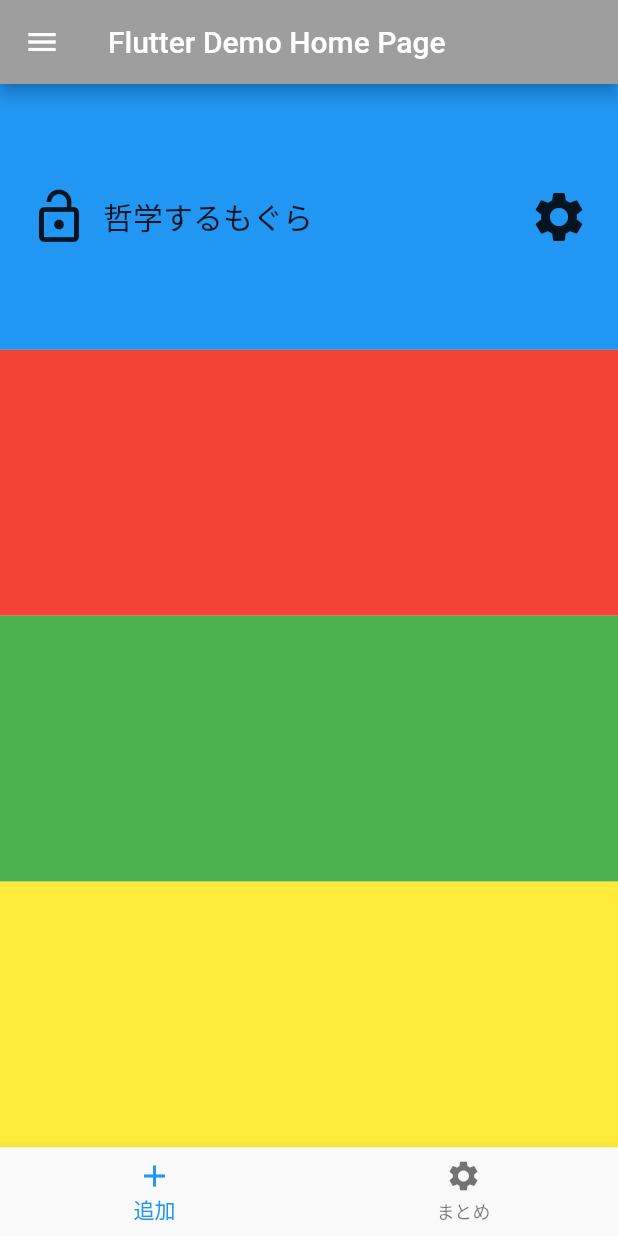
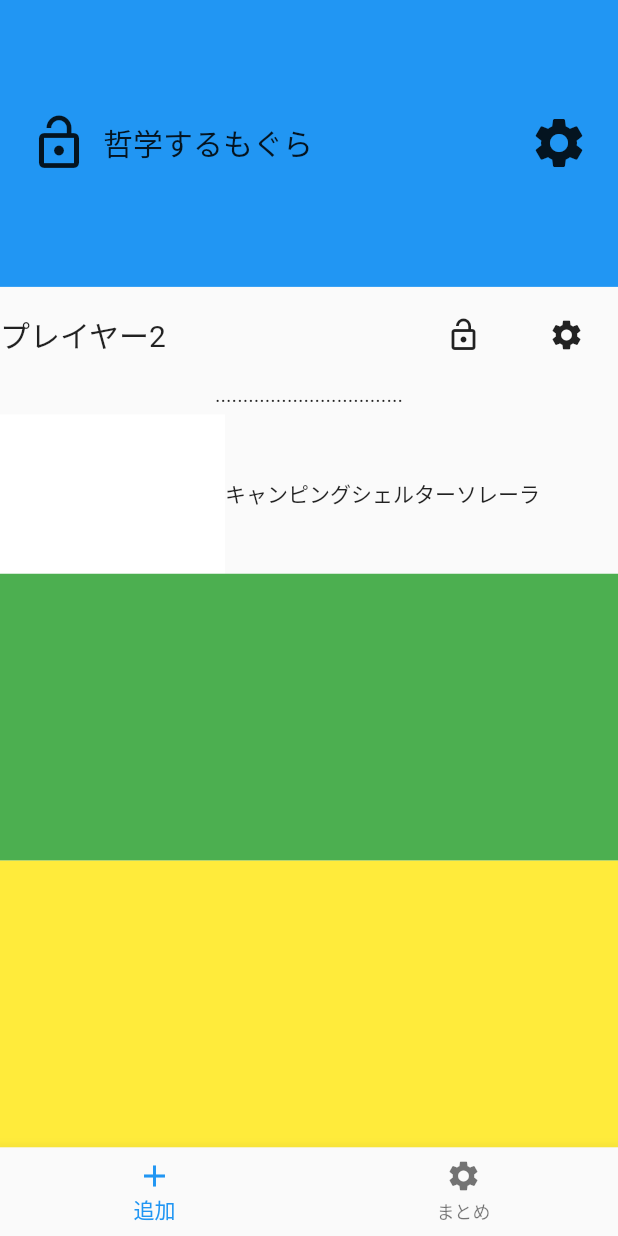
Before and after one commit to moguranran/splatoon_weapon_roulette, a Flutter app: the MyHomePage screen opened directly, on a phone screen of 412 x 824 dp. Run offline on Flutter 3.47's test engine with Material 2 defaults, Android fonts, the phone set to English and light mode, and no system bars; drawn by our look-alikes of auto_size_text; our stand-ins replace dotted_border.

Commit message:
GUI第2案の実装。背景画像のリソース追加。

```diff
--- a/lib/Tag/Tag.dart
+++ b/lib/Tag/Tag.dart
@@ -124,4 +124,6 @@ class Tag {
   void _lockStateChange(int index) {
       _locks[index] = !_locks[index];
   }
+
+
 }
--- a/lib/main.dart
+++ b/lib/main.dart
@@ -5,6 +5,7 @@ import 'package:splatoon_weapon_roulette/Player/player.dart';
 import 'package:splatoon_weapon_roulette/Tag/Tag.dart';
 import 'package:splatoon_weapon_roulette/Weapon/Weapon.dart';
 import 'package:auto_size_text/auto_size_text.dart';
+import 'package:dotted_border/dotted_border.dart';
 
 List<Player> players = List(4);
 final List<String> languages = [
@@ -98,14 +99,14 @@ class _MyHomePageState extends State<MyHomePage> {
   @override
   Widget build(BuildContext context) {
     return Scaffold(
-      appBar: AppBar(
-        backgroundColor: Colors.grey,
-        leading: IconButton(
-          icon: Icon(Icons.menu),
-          onPressed: _openSettings,
-        ),
-        title: Text(widget.title),
-      ),
+      // appBar: AppBar(
+      //   backgroundColor: Colors.grey,
+      //   leading: IconButton(
+      //     icon: Icon(Icons.menu),
+      //     onPressed: _openSettings,
+      //   ),
+      //   title: Text(widget.title),
+      // ),
       body: makeSlot(),
       bottomNavigationBar: BottomNavigationBar(items: <BottomNavigationBarItem>[
         BottomNavigationBarItem(icon: Icon(Icons.add), title: Text('追加')),
@@ -159,7 +160,71 @@ class _MyHomePageState extends State<MyHomePage> {
         ),
         Expanded(
           child: Container(
-            color: Colors.red,
+            //color: Colors.transparent,
+            child: Column(
+              children: <Widget>[
+                Expanded(
+                  flex: 3,
+                  child: Row(
+                    children: <Widget>[
+                      Expanded(
+                        flex: 1,
+                        child: AutoSizeText(
+                          '${players[1].name}',
+                          minFontSize: 20,
+                        ),
+                      ),
+                      Expanded(
+                        flex: 1,
+                        child: Container(
+                          color: Colors.transparent,
+                        ),
+                      ),
+                      Expanded(
+                        flex: 1,
+                        child: Row(
+                          children: <Widget>[
+                            Expanded(
+                              child: IconButton(
+                                icon:
+                                    Icon(_lock ? Icons.lock : Icons.lock_open),
+                                onPressed: _lockStateChange,
+                              ),
+                            ),
+                            Expanded(
+                              child: IconButton(
+                                  icon: Icon(Icons.settings), onPressed: () {}),
+                            ),
+                          ],
+                        ),
+                      )
+                    ],
+                  ),
+                ),
+                Expanded(
+                  flex: 1,
+                  child: Text('..................................'),
+                ),
+                Expanded(
+                  flex: 5,
+                  child: Row(
+                    children: <Widget>[
+                      Container(
+                        color: Colors.white,
+                        width: 150,
+                      ),
+                      Expanded(
+                        child: AutoSizeText(
+                          '${players[0].weapons[99].name}',
+                          minFontSize: 14,
+                          maxLines: 2,
+                        ),
+                      )
+                    ],
+                  ),
+                )
+              ],
+            ),
           ),
         ),
         Expanded(
@@ -182,4 +247,17 @@ class _MyHomePageState extends State<MyHomePage> {
     });
     print(_lock);
   }
+
+  Widget get solidBorder {
+    return DottedBorder(
+      dashPattern: [4, 3],
+      strokeWidth: 2,
+      strokeCap: StrokeCap.round,
+      child: Container(
+        color: Colors.green,
+        height: 200,
+        width: 120,
+      ),
+    );
+  }
 }
--- a/pubspec.yaml
+++ b/pubspec.yaml
@@ -30,6 +30,8 @@ dependencies:
   cupertino_icons: ^0.1.3
 
   auto_size_text: ^2.1.0
+
+  dotted_border: ^1.0.5
 
 dev_dependencies:
   flutter_test:
```
Also changed, not shown: assets/背景案.png (added), pubspec.lock.
